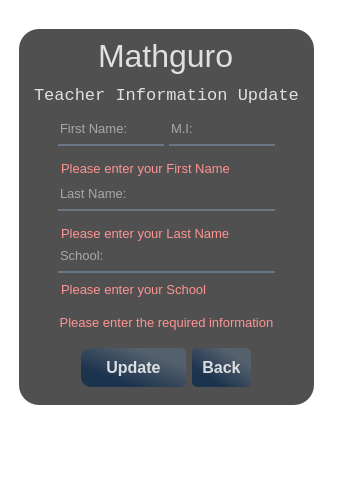
pat-gallardo/PreCalGuro, file data/updateInfo.ui: the form before one commit.
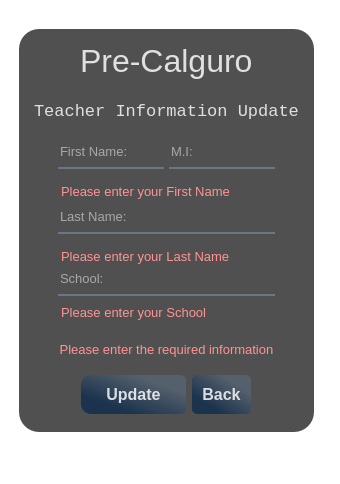
The form after the commit. Icons and pictures are not drawn.

```diff
--- a/data/updateInfo.ui
+++ b/data/updateInfo.ui
@@ -7,7 +7,7 @@
     <x>0</x>
     <y>0</y>
     <width>340</width>
-    <height>493</height>
+    <height>484</height>
    </rect>
   </property>
   <property name="windowTitle">
@@ -61,7 +61,7 @@
      <x>10</x>
      <y>20</y>
      <width>313</width>
-     <height>394</height>
+     <height>421</height>
     </rect>
    </property>
    <layout class="QVBoxLayout" name="verticalLayout">
@@ -751,7 +751,7 @@
                     </font>
                    </property>
                    <property name="text">
-                    <string>Mathguro</string>
+                    <string>Pre-Calguro</string>
                    </property>
                   </widget>
                  </item>
@@ -1223,6 +1223,7 @@
                      <widget class="QPushButton" name="updateTeachButton">
                       <property name="font">
                        <font>
+                        <family>MS Sans Serif</family>
                         <pointsize>12</pointsize>
                         <weight>75</weight>
                         <bold>true</bold>
@@ -1242,6 +1243,7 @@
                      <widget class="QPushButton" name="backButton_5">
                       <property name="font">
                        <font>
+                        <family>MS Sans Serif</family>
                         <pointsize>12</pointsize>
                         <weight>75</weight>
                         <bold>true</bold>
```
Left out of the diff: 4 changed lines with no effect on the pictures.
